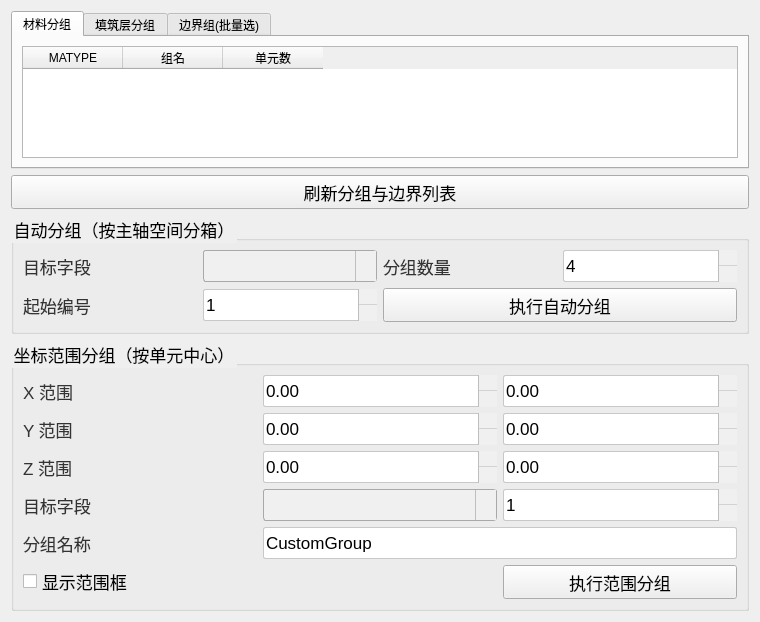
This is plugins/Base_Mesh/MeshGroupingWidget.ui in asd977/base_cae as Qt 5 draws it before an edit. The edited form follows.
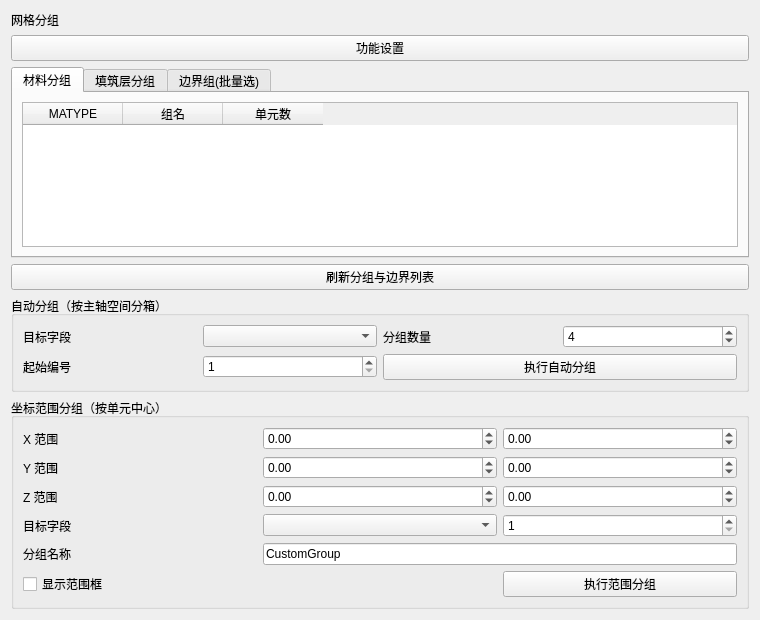
This is the edited form. Icons and pictures are not drawn.

Commit message: fix(ui): place verticalSpacer at page root layout end

Patch:
```diff
--- a/plugins/Base_Mesh/MeshGroupingWidget.ui
+++ b/plugins/Base_Mesh/MeshGroupingWidget.ui
@@ -13,106 +13,22 @@
   <property name="windowTitle">
    <string>网格分组</string>
   </property>
-  <property name="styleSheet">
-   <string notr="true">QWidget{
-font-family: &quot;Microsoft YaHei&quot;, &quot;微软雅黑&quot;;
-}
-QPushButton {
-    font-size: 17px;
-    min-height: 32px;
-}
-QPushButton#pushButton {
-    background-color: rgb(224, 233, 244);
-    border-width: 1px;
-    border-color: rgb(121, 121, 121);
-    border-style: solid;
-    min-height: 33px;
-    border-top: 1px solid rgb(169, 169, 169);
-    border-bottom: 1px solid rgb(169, 169, 169);
-    border-left: none;
-    border-right: none;
-    text-align: left;
-    padding-left: 15px;
-    font-size: 17px;
-}
-QLabel {
-    font-size: 17px;
-    color: rgb(51, 51, 51);
-}
-QLabel#pageNameLabel {
-    font-size: 20px;
-    padding-left: 9px;
-    color: rgb(53, 103, 147);
-}
-QLineEdit, QTextEdit, QPlainTextEdit, QSpinBox, QDoubleSpinBox, QDateTimeEdit {
-    border: 1px solid rgb(200, 200, 200);
-    border-radius: 2px;
-    font-size: 17px;
-    min-height: 30px;
-}
-QLineEdit:focus, QTextEdit:focus, QPlainTextEdit:focus,
-QSpinBox:focus, QDoubleSpinBox:focus, QDateTimeEdit:focus {
-    border-color: rgb(100, 100, 255);
-    outline: none;
-}
-QComboBox {
-    font-size: 17px;
-    color: rgb(51, 51, 51);
-    padding-left: 6px;
-    background: rgb(240, 240, 240);
-    border: 1px solid rgb(169, 169, 169);
-    border-radius: 3px;
-    min-height: 30px;
-}
-QComboBox::drop-down {
-    subcontrol-origin: padding;
-    subcontrol-position: top right;
-    width: 20px;
-    background: rgb(240, 240, 240);
-    border-left: 1px solid rgb(190, 190, 190);
-}
-QComboBox::down-arrow {
-    image: url(:/resources/arrow_down_drawn.svg);
-    width: 12px;
-    height: 12px;
-}
-QSpinBox::up-button, QDoubleSpinBox::up-button {
-    subcontrol-origin: border;
-    subcontrol-position: top right;
-    width: 18px;
-    border-left: 1px solid rgb(190, 190, 190);
-    border-bottom: 1px solid rgb(210, 210, 210);
-    background: rgb(240, 240, 240);
-}
-QSpinBox::down-button, QDoubleSpinBox::down-button {
-    subcontrol-origin: border;
-    subcontrol-position: bottom right;
-    width: 18px;
-    border-left: 1px solid rgb(190, 190, 190);
-    background: rgb(240, 240, 240);
-}
-QSpinBox::up-arrow, QDoubleSpinBox::up-arrow {
-    image: url(:/resources/arrow_up_drawn.svg);
-    width: 10px;
-    height: 10px;
-}
-QSpinBox::down-arrow, QDoubleSpinBox::down-arrow {
-    image: url(:/resources/arrow_down_drawn.svg);
-    width: 10px;
-    height: 10px;
-}
-QRadioButton, QCheckBox, QGroupBox {
-    font-size: 17px;
-}
-QTableWidget, QTreeWidget, QListWidget {
-    font-size: 16px;
-    gridline-color: rgb(210, 210, 210);
-}
-
-</string>
-  </property>
   <layout class="QVBoxLayout" name="verticalLayout">
+      <item>
+    <widget class="QLabel" name="pageNameLabel">
+     <property name="text">
+      <string>网格分组</string>
+     </property>
+    </widget>
+   </item>
    <item>
+    <widget class="QPushButton" name="pushButton">
+     <property name="text">
+      <string>功能设置</string>
+     </property>
+    </widget>
+   </item>
+<item>
     <widget class="QTabWidget" name="tabGroupingInfo">
      <widget class="QWidget" name="tabMaterial">
       <attribute name="title">
@@ -304,7 +220,20 @@
      </layout>
     </widget>
    </item>
-  </layout>
+  <item>
+    <spacer name="verticalSpacer">
+     <property name="orientation">
+      <enum>Qt::Vertical</enum>
+     </property>
+     <property name="sizeHint" stdset="0">
+      <size>
+       <width>20</width>
+       <height>40</height>
+      </size>
+     </property>
+    </spacer>
+   </item>
+</layout>
  </widget>
  <resources/>
  <connections/>
```
Left out of the diff: 12 changed lines with no effect on the pictures. The commit also changes 45 other files.
